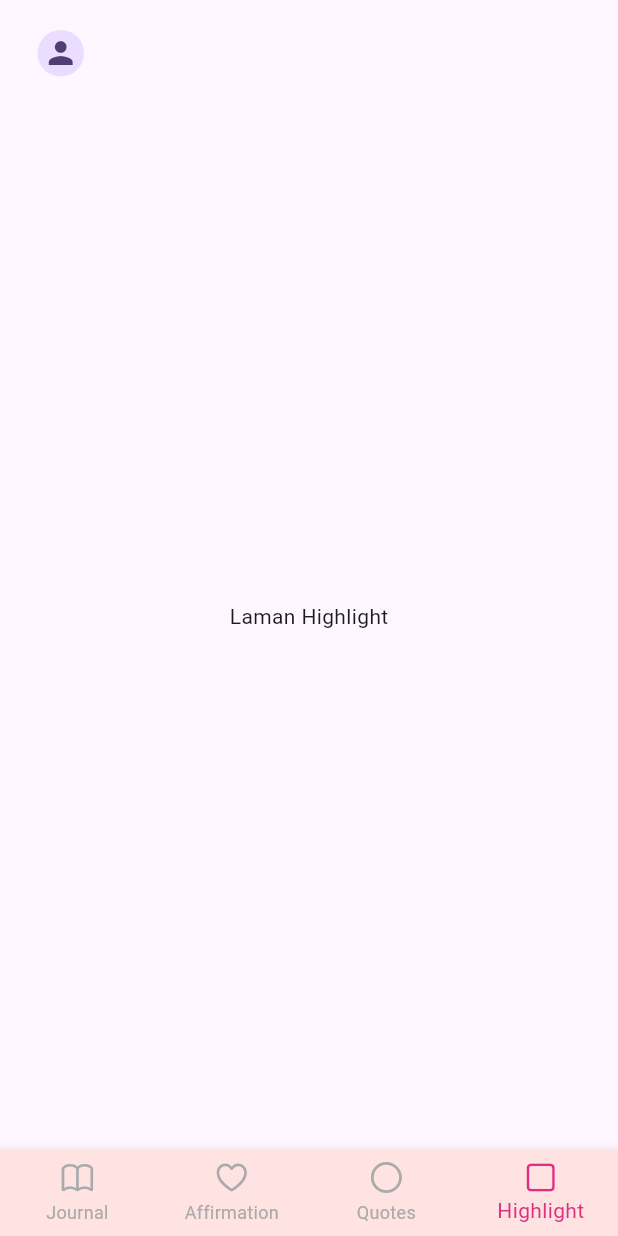
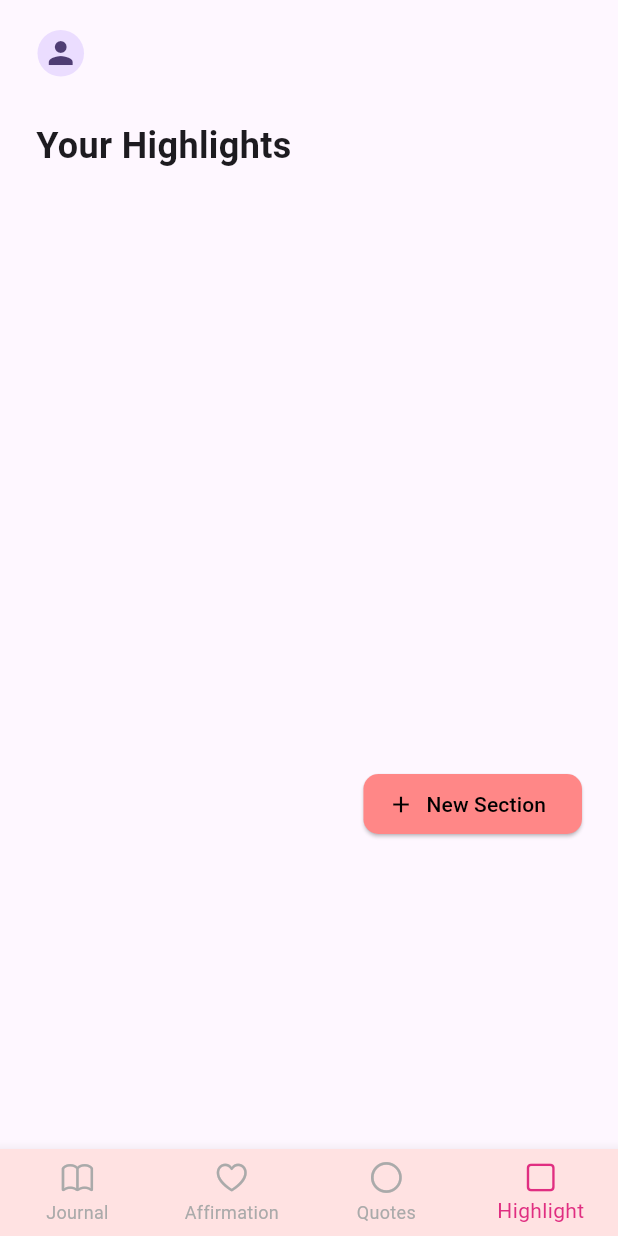
Before and after one commit to NurYahya24/PA_KELOMPOK2_B1_MOBILE, a Flutter app: the screen it shows once a user with an empty profile is signed in, item 4 of the bottom bar chosen, on a phone screen of 412 x 824 dp. Run offline on Flutter 3.47's test engine with Material 3 defaults, Android fonts, the phone set to English and light mode, and no system bars; our stand-ins replace firebase_auth, firebase_core; accounts and stored records are empty.

Commit message:
highlight page

```diff
--- a/lib/screens/highlight.dart
+++ b/lib/screens/highlight.dart
@@ -1,4 +1,5 @@
 import 'package:flutter/material.dart';
+import 'section.dart';
 
 class highlight_page extends StatelessWidget {
   const highlight_page({super.key});
@@ -7,8 +8,44 @@ class highlight_page extends StatelessWidget {
   Widget build(BuildContext context) {
     return Scaffold(
       body: Center(
-        child: Container(
-          child: Text('Laman Highlight'),
+        child: ListView(
+          children: [
+            Container(
+              margin: EdgeInsets.all(24),
+              child: Text(
+                "Your Highlights",
+                style: TextStyle(
+                  fontSize: 24,
+                  fontWeight: FontWeight.bold,
+                ),
+              ),
+            ),
+            Container(
+              padding: EdgeInsets.only(
+                top: 350,
+              ),
+              margin: EdgeInsets.all(24),
+              alignment: Alignment.bottomRight,
+              child: ElevatedButton.icon(
+                onPressed: () {
+                  Navigator.push(
+                    context,
+                    MaterialPageRoute(
+                        builder: (context) => const section_page()),
+                  );
+                },
+                icon: Icon(Icons.add),
+                label: Text("New Section"),
+                style: ElevatedButton.styleFrom(
+                  backgroundColor: Color(0xFFFF8787),
+                  foregroundColor: Colors.black,
+                  shape: RoundedRectangleBorder(
+                    borderRadius: BorderRadius.circular(10.0),
+                  ),
+                ),
+              ),
+            ),
+          ],
         ),
       ),
     );
```
Also changed, not shown: lib/screens/section.dart (added, +67 -0 lines).
